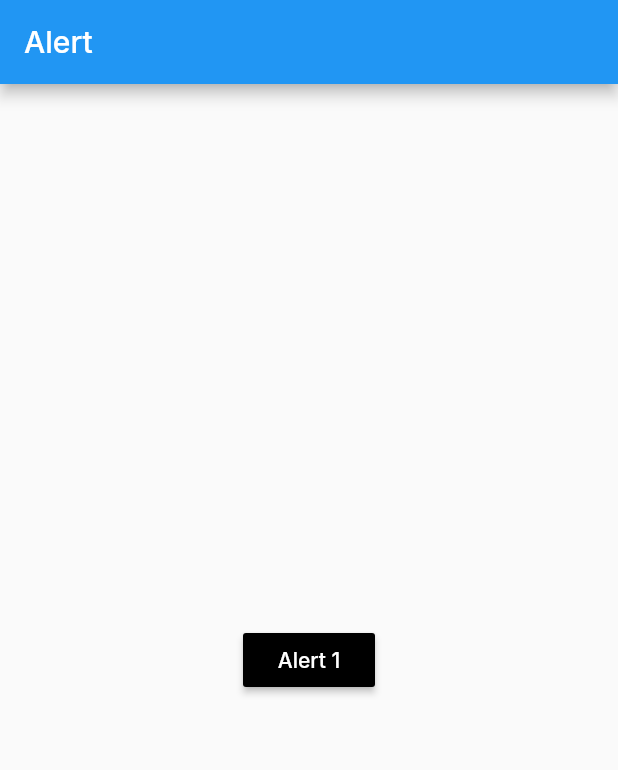
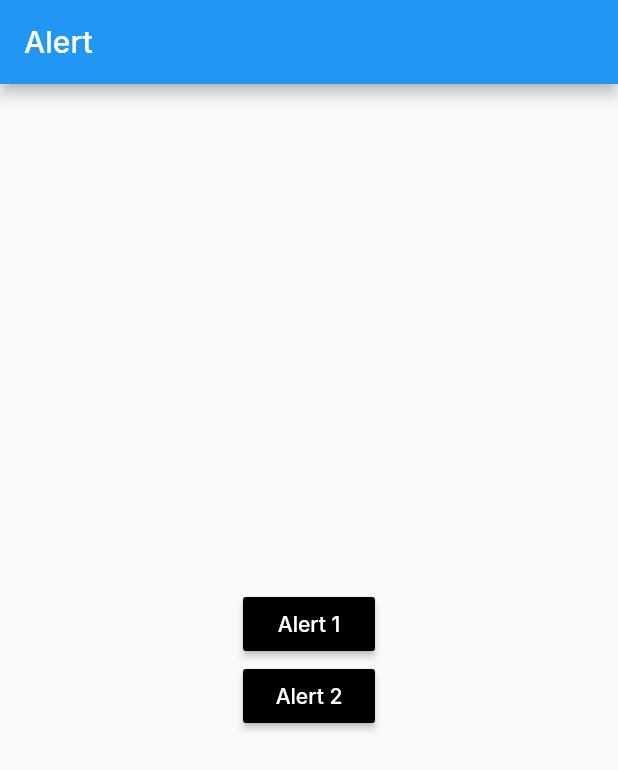
Before and after one commit to ehbarrionuevo/flutter_codigo2_components_2, a Flutter app: the screen it shows after launch, on a phone screen of 412 x 824 dp. Shown: the top 770 px of the screen. Run offline on Flutter 3.47's test engine with Material 2 defaults, Android fonts, the phone set to English and light mode, and no system bars; our stand-ins replace google_fonts.

Commit message:
Modal 2.0

```diff
--- a/lib/pages/alert_page.dart
+++ b/lib/pages/alert_page.dart
@@ -1,6 +1,7 @@
 import 'package:flutter/material.dart';
 
 class AlertPage extends StatelessWidget {
+
   void showAlert1(BuildContext context) {
     showDialog(
       context: context,
@@ -89,6 +90,12 @@ class AlertPage extends StatelessWidget {
     );
   }
 
+  void showAlert2(BuildContext context){
+
+  }
+
+
+
   @override
   Widget build(BuildContext context) {
     return Scaffold(
@@ -111,6 +118,18 @@ class AlertPage extends StatelessWidget {
                 showAlert1(context);
               },
             ),
+            MaterialButton(
+              color: Colors.black,
+              child: const Text(
+                "Alert 2",
+                style: TextStyle(
+                  color: Colors.white,
+                ),
+              ),
+              onPressed: () {
+                showAlert2(context);
+              },
+            ),
           ],
         ),
       ),
```
